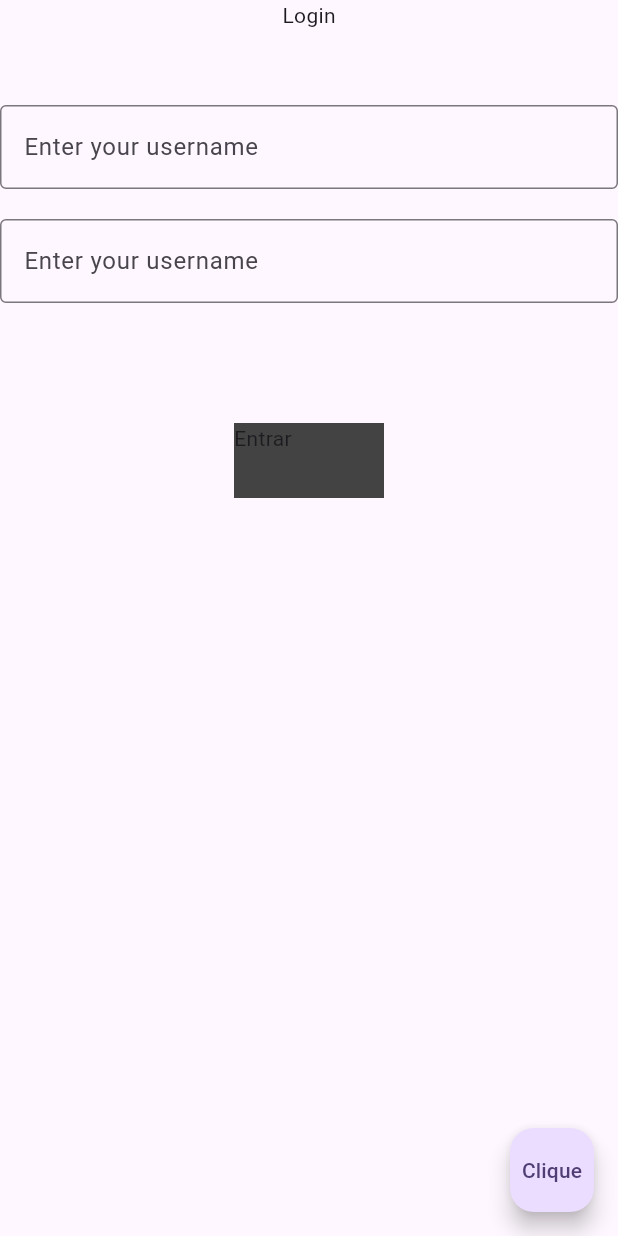
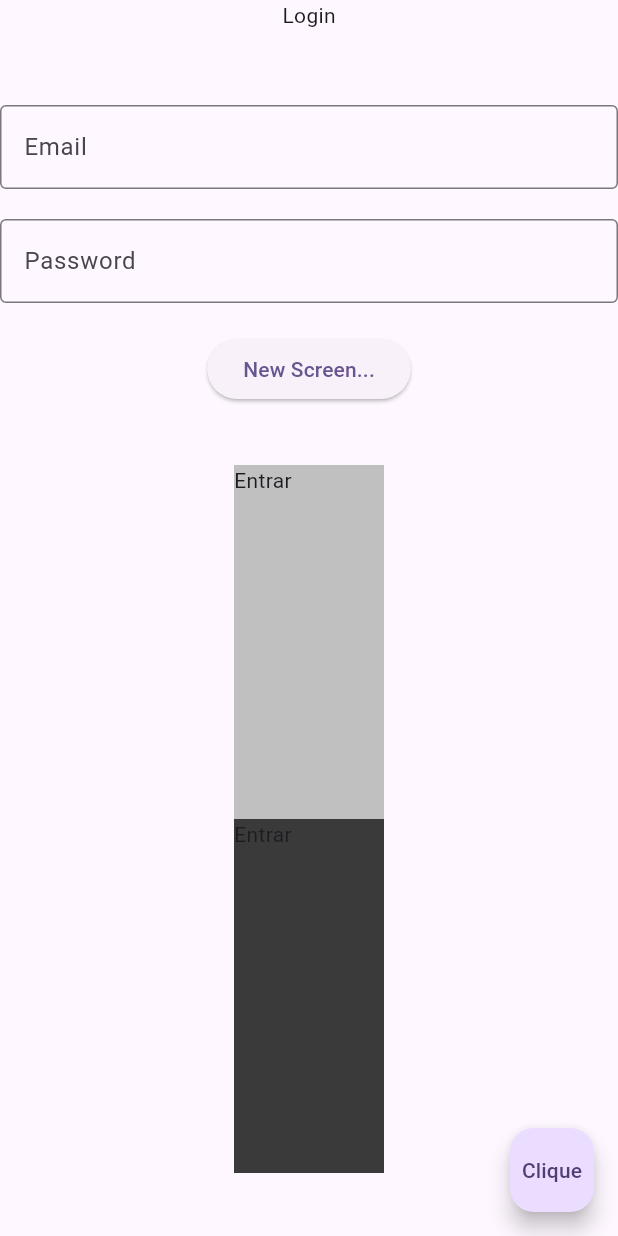
Before and after one commit to carvlhu/ProjetoFlutter, a Flutter app: the screen it shows after launch, on a phone screen of 412 x 824 dp. Run offline on Flutter 3.47's test engine with Material 3 defaults, Android fonts, the phone set to English and light mode, and no system bars.

Commit message:
Atualizando arquivos

```diff
--- a/lib/main.dart
+++ b/lib/main.dart
@@ -1,5 +1,6 @@
 import 'package:aplication_one/view/page.dart';
 import 'package:aplication_one/view/ricky_page.dart';
+import 'package:aplication_one/view/widgets/newScreen.dart';
 import 'package:flutter/material.dart';
 
 void main() {
--- a/lib/view/page.dart
+++ b/lib/view/page.dart
@@ -8,6 +8,9 @@ class MyPage extends StatelessWidget {
   @override
   Widget build(BuildContext context) {
     return Scaffold(
+      appBar: AppBar(
+        title: Text("New Page"),
+      ),
       body: GridView.count(
           // Create a grid with 2 columns. If you change the scrollDirection to
           // horizontal, this produces 2 rows.
--- a/lib/view/ricky_page.dart
+++ b/lib/view/ricky_page.dart
@@ -1,5 +1,9 @@
+/* ? - Conteúdo pode ser null */
+import 'package:aplication_one/view/widgets/newScreen.dart';
 import 'package:flutter/material.dart';
+import 'package:flutter/widgets.dart';
 
+// Tela pode ser reconstruída - tem um setState
 class RickyPage extends StatefulWidget {
   const RickyPage({super.key});
 
@@ -11,50 +15,76 @@ class _RickyPageState extends State<RickyPage> {
   String frase = "Entrar";
   bool showBlue = false;
 
+  TextEditingController emailController = TextEditingController();
+  TextEditingController senhaController = TextEditingController();
+
   @override
   Widget build(BuildContext context) {
     return Scaffold(
       body: Column(
         children: [
           Text("Login"),
-          SizedBox(
-            height: 50
-          ),
+          SizedBox(height: 50),
           TextFormField(
+            controller: emailController,
             decoration: const InputDecoration(
               border: OutlineInputBorder(),
-              labelText: 'Enter your username',
+              labelText: 'Email',
             ),
           ),
-          SizedBox(
-            height: 20
-          ),
+          SizedBox(height: 20),
           TextFormField(
+            controller: senhaController,
             decoration: const InputDecoration(
               border: OutlineInputBorder(),
-              labelText: 'Enter your username',
+              labelText: 'Password',
             ),
           ),
-          SizedBox(
-            height: 80
-          ),
-          Container(
-            width: 100,
-            height: 50,
-            color: const Color.fromARGB(255, 67, 67, 67),
-            child: Text(frase),
+          SizedBox(height: 20),
+          ElevatedButton(
+              // Within the `FirstRoute` widget
+              onPressed: () {
+                Navigator.push(
+                  context,
+                  MaterialPageRoute(builder: (context) => const NewScreen()),
+                );
+              },
+              child: Text("New Screen...")),
+          SizedBox(height: 40),
+          Expanded(
+            child: Container(
+              width: 100,
+              height: 50,
+              color: Color.fromARGB(255, 192, 192, 192),
+              child: Text(frase),
+            ),
           ),
           if (showBlue)
-            Container(
+            Expanded(
+              child: Container(
+                width: 100,
+                height: 50,
+                color: Color.fromARGB(255, 129, 129, 129),
+                child: Text(frase),
+              ),
+            ),
+          Expanded(
+            child: Container(
               width: 100,
               height: 50,
-              color: const Color.fromARGB(255, 109, 109, 109),
+              color: Color.fromARGB(255, 58, 58, 58),
               child: Text(frase),
             ),
+          ),
+          Text(emailController.text),
+          Text(senhaController.text),
         ],
       ),
       floatingActionButton: FloatingActionButton(
         onPressed: () {
+          print(emailController?.text);
+          print(senhaController?.text);
+
           setState(() {
             showBlue = !showBlue;
             frase = "Entrou";
```
Also changed, not shown: lib/model/pet.dart (+6 -6 lines), lib/view/widgets/newScreen.dart (added, +23 -0 lines).
